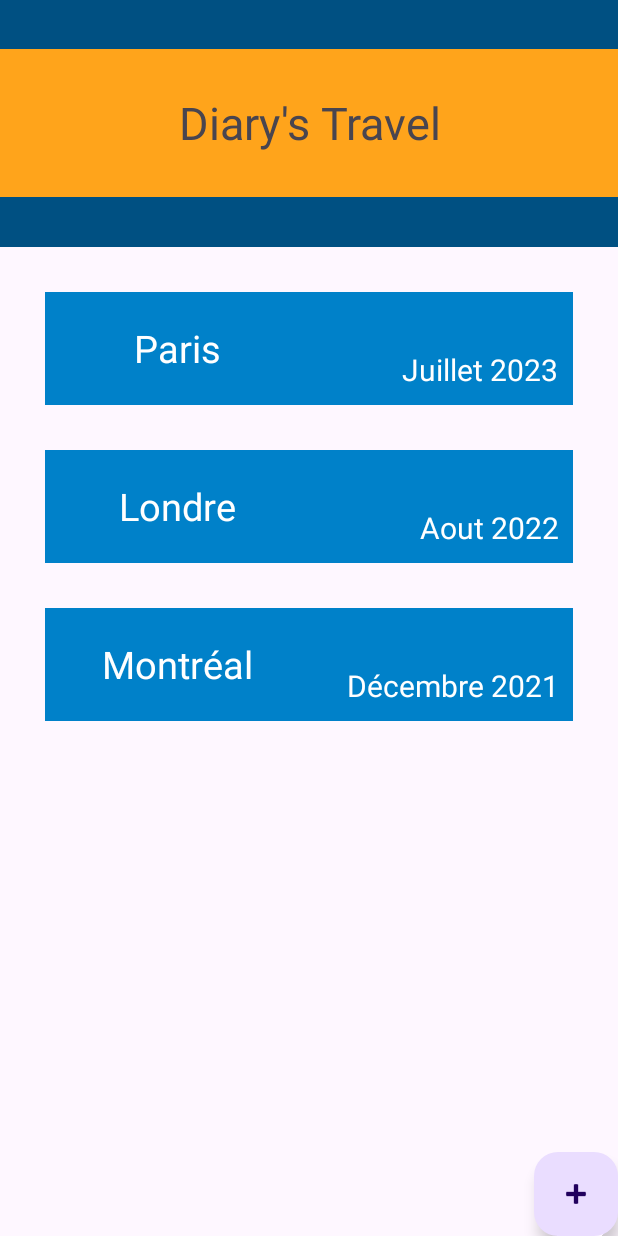
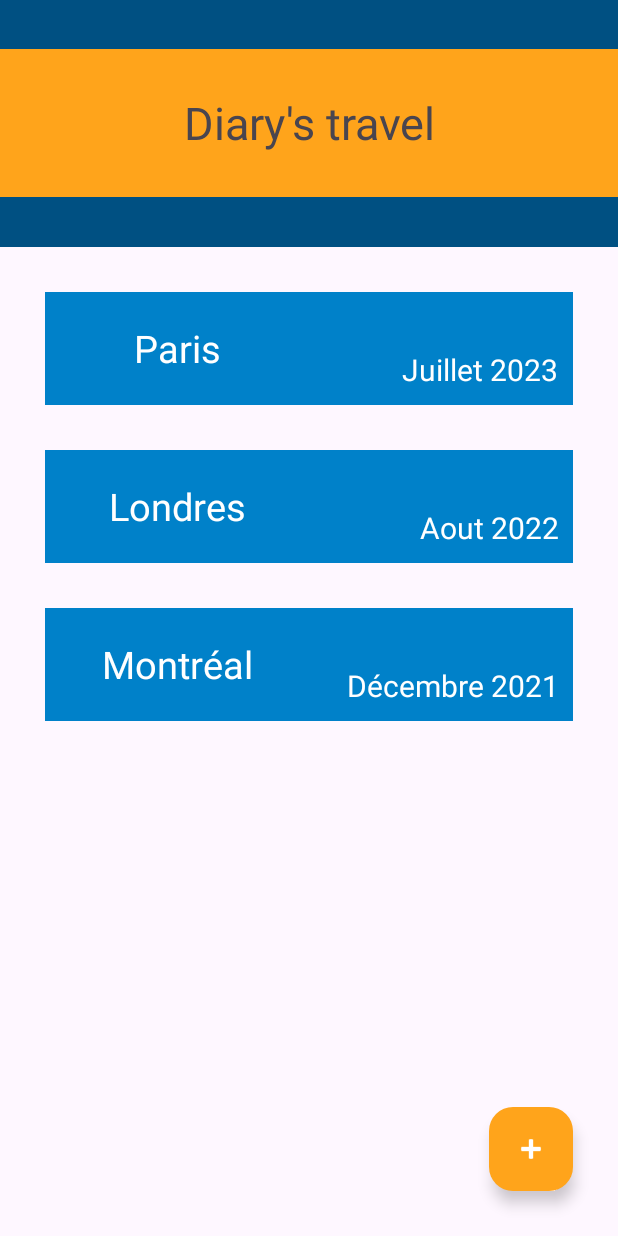
Before and after one commit to mathisfeltrin/diarystravel, an Android app: the screen it shows after launch (MainActivity), on a phone screen of 412 x 824 dp. Run offline under Robolectric (Android 15) with nearby library versions, the phone set to English and light mode, and no system bars.

Commit message:
add button

```diff
--- a/app/src/main/res/drawable/ic_launcher_background.xml
+++ b/app/src/main/res/drawable/ic_launcher_background.xml
@@ -5,7 +5,7 @@
     android:viewportHeight="108"
     android:viewportWidth="108"
     xmlns:android="http://schemas.android.com/apk/res/android">
-    <path android:fillColor="#3DDC84"
+    <path android:fillColor="@color/ic_launcher_gradient"
           android:pathData="M0,0h108v108h-108z"/>
     <path android:fillColor="#00000000" android:pathData="M9,0L9,108"
           android:strokeColor="#33FFFFFF" android:strokeWidth="0.8"/>
--- a/app/src/main/res/layout/activity_main.xml
+++ b/app/src/main/res/layout/activity_main.xml
@@ -35,8 +35,8 @@
                     android:layout_width="match_parent"
                     android:layout_height="match_parent"
                     android:gravity="center"
-                    android:text="Diary's Travel"
-                    android:textSize="30dp">
+                    android:text="@string/title"
+                    android:textSize="30sp">
 
                 </TextView>
 
@@ -70,7 +70,7 @@
                     android:gravity="center"
                     android:text="Paris"
                     android:textColor="@color/white"
-                    android:textSize="25dp">
+                    android:textSize="25sp">
 
                 </TextView>
 
@@ -82,7 +82,7 @@
                     android:gravity="bottom|end"
                     android:text="Juillet 2023"
                     android:textColor="@color/white"
-                    android:textSize="20dp">
+                    android:textSize="20sp">
 
                 </TextView>
 
@@ -103,9 +103,9 @@
                     android:layout_margin="10dp"
                     android:layout_weight="1"
                     android:gravity="center"
-                    android:text="Londre"
+                    android:text="Londres"
                     android:textColor="@color/white"
-                    android:textSize="25dp">
+                    android:textSize="25sp">
 
                 </TextView>
 
@@ -117,7 +117,7 @@
                     android:gravity="bottom|end"
                     android:text="Aout 2022"
                     android:textColor="@color/white"
-                    android:textSize="20dp">
+                    android:textSize="20sp">
 
                 </TextView>
 
@@ -140,7 +140,7 @@
                     android:gravity="center"
                     android:text="Montréal"
                     android:textColor="@color/white"
-                    android:textSize="25dp">
+                    android:textSize="25sp">
 
                 </TextView>
 
@@ -152,7 +152,7 @@
                     android:gravity="bottom|end"
                     android:text="Décembre 2021"
                     android:textColor="@color/white"
-                    android:textSize="20dp">
+                    android:textSize="20sp">
 
                 </TextView>
 
@@ -169,6 +169,10 @@
         android:clickable="true"
         app:layout_anchor="@+id/linearLayout"
         app:layout_anchorGravity="end|bottom"
-        app:srcCompat="@android:drawable/ic_input_add" />
+        app:srcCompat="@android:drawable/ic_input_add"
+        android:contentDescription="ic_input_add"
+        android:layout_margin="30dp"
+        app:backgroundTint="@color/colorAccent"
+        app:tint="@color/white"/>
 
 </androidx.coordinatorlayout.widget.CoordinatorLayout>
--- a/app/src/main/res/values/strings.xml
+++ b/app/src/main/res/values/strings.xml
@@ -1,3 +1,4 @@
 <resources>
     <string name="app_name">diarystravel</string>
+    <string name="title">"Diary's travel"</string>
 </resources>
```
